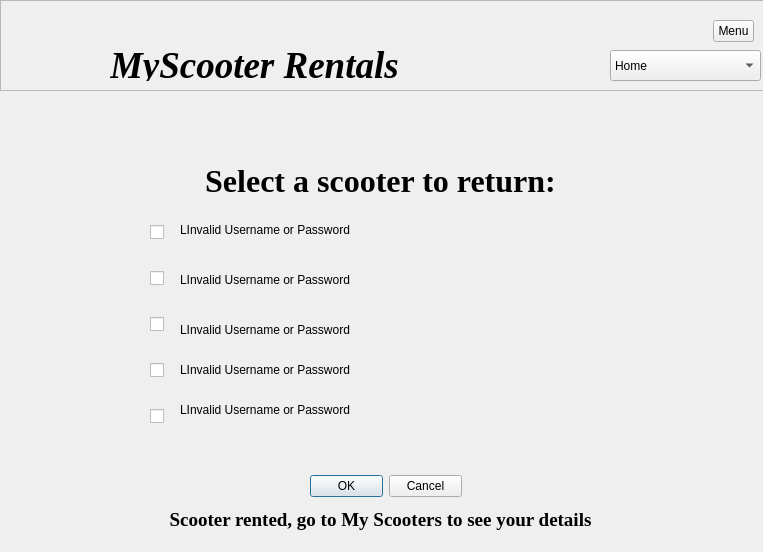
DanielleSamaroo/Group-5-Scooters, file myscooters.ui: the form before one commit.
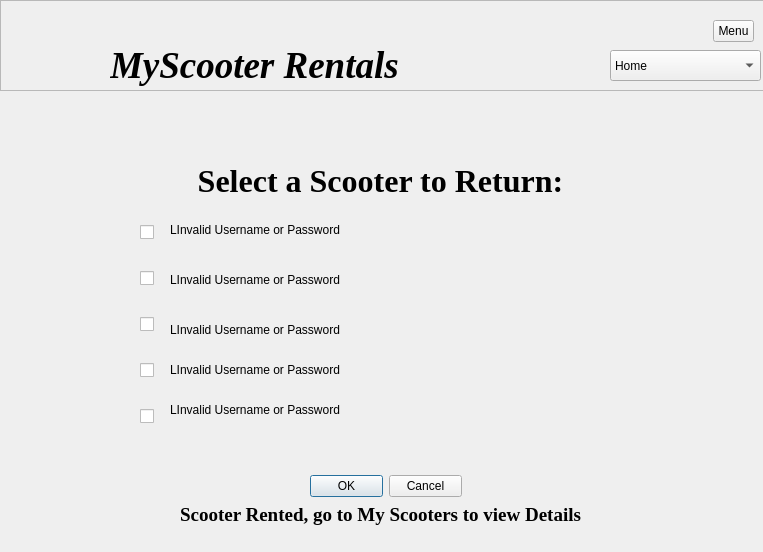
The form after the commit. Icons and pictures are not drawn.

Commit message: add/delete/update scooters & bug fixing

What changed in the file:
```diff
--- a/myscooters.ui
+++ b/myscooters.ui
@@ -16,7 +16,7 @@
   <widget class="QLabel" name="label_31">
    <property name="geometry">
     <rect>
-     <x>180</x>
+     <x>170</x>
      <y>270</y>
      <width>551</width>
      <height>20</height>
@@ -48,9 +48,9 @@
     <property name="geometry">
      <rect>
       <x>110</x>
-      <y>50</y>
+      <y>40</y>
       <width>441</width>
-      <height>31</height>
+      <height>50</height>
      </rect>
     </property>
     <property name="font">
@@ -139,7 +139,7 @@
   <widget class="QLabel" name="label_30">
    <property name="geometry">
     <rect>
-     <x>180</x>
+     <x>170</x>
      <y>220</y>
      <width>551</width>
      <height>20</height>
@@ -156,9 +156,9 @@
    <property name="geometry">
     <rect>
      <x>0</x>
-     <y>510</y>
+     <y>500</y>
      <width>761</width>
-     <height>20</height>
+     <height>30</height>
     </rect>
    </property>
    <property name="font">
@@ -170,7 +170,7 @@
     </font>
    </property>
    <property name="text">
-    <string>Scooter rented, go to My Scooters to see your details</string>
+    <string>Scooter Rented, go to My Scooters to view Details</string>
    </property>
    <property name="alignment">
     <set>Qt::AlignCenter</set>
@@ -192,7 +192,7 @@
   <widget class="QWidget" name="verticalLayoutWidget_2">
    <property name="geometry">
     <rect>
-     <x>120</x>
+     <x>110</x>
      <y>200</y>
      <width>31</width>
      <height>241</height>
@@ -299,7 +299,7 @@
   <widget class="QLabel" name="label_34">
    <property name="geometry">
     <rect>
-     <x>180</x>
+     <x>170</x>
      <y>400</y>
      <width>551</width>
      <height>20</height>
@@ -330,7 +330,7 @@
     </font>
    </property>
    <property name="text">
-    <string>Select a scooter to return:</string>
+    <string>Select a Scooter to Return:</string>
    </property>
    <property name="alignment">
     <set>Qt::AlignCenter</set>
@@ -352,7 +352,7 @@
   <widget class="QLabel" name="label_32">
    <property name="geometry">
     <rect>
-     <x>180</x>
+     <x>170</x>
      <y>320</y>
      <width>551</width>
      <height>20</height>
@@ -368,7 +368,7 @@
   <widget class="QLabel" name="label_33">
    <property name="geometry">
     <rect>
-     <x>180</x>
+     <x>170</x>
      <y>360</y>
      <width>551</width>
      <height>20</height>
@@ -384,7 +384,7 @@
   <widget class="QWidget" name="verticalLayoutWidget">
    <property name="geometry">
     <rect>
-     <x>150</x>
+     <x>140</x>
      <y>200</y>
      <width>21</width>
      <height>251</height>
```
The commit also changes 36 other files.
